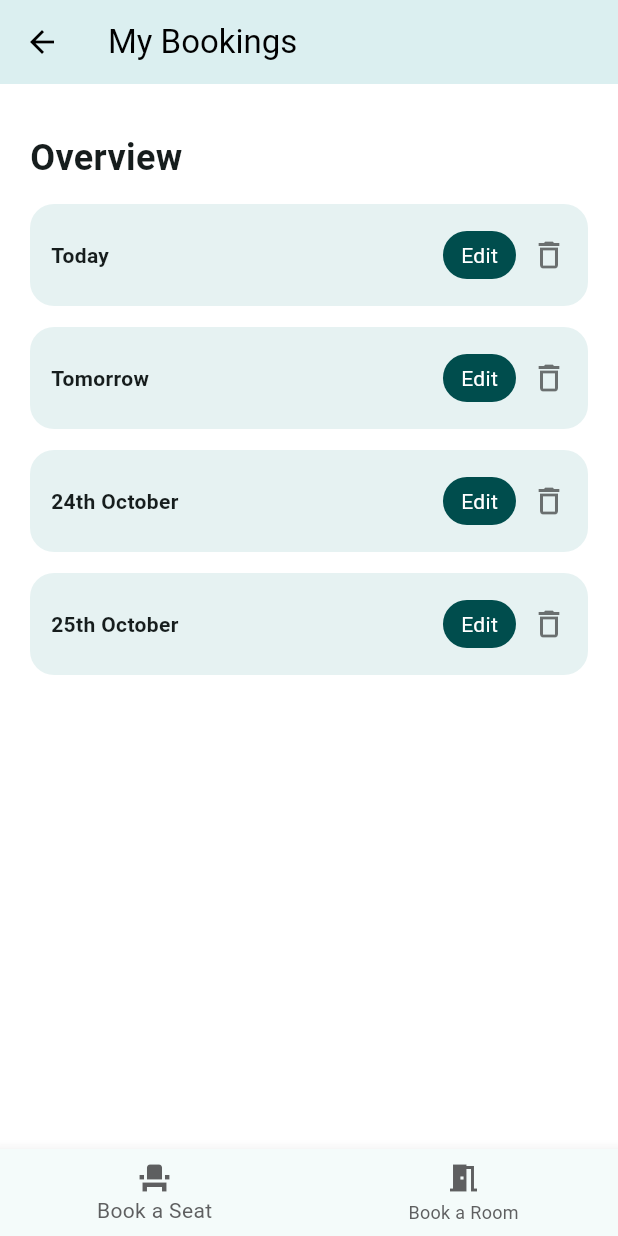
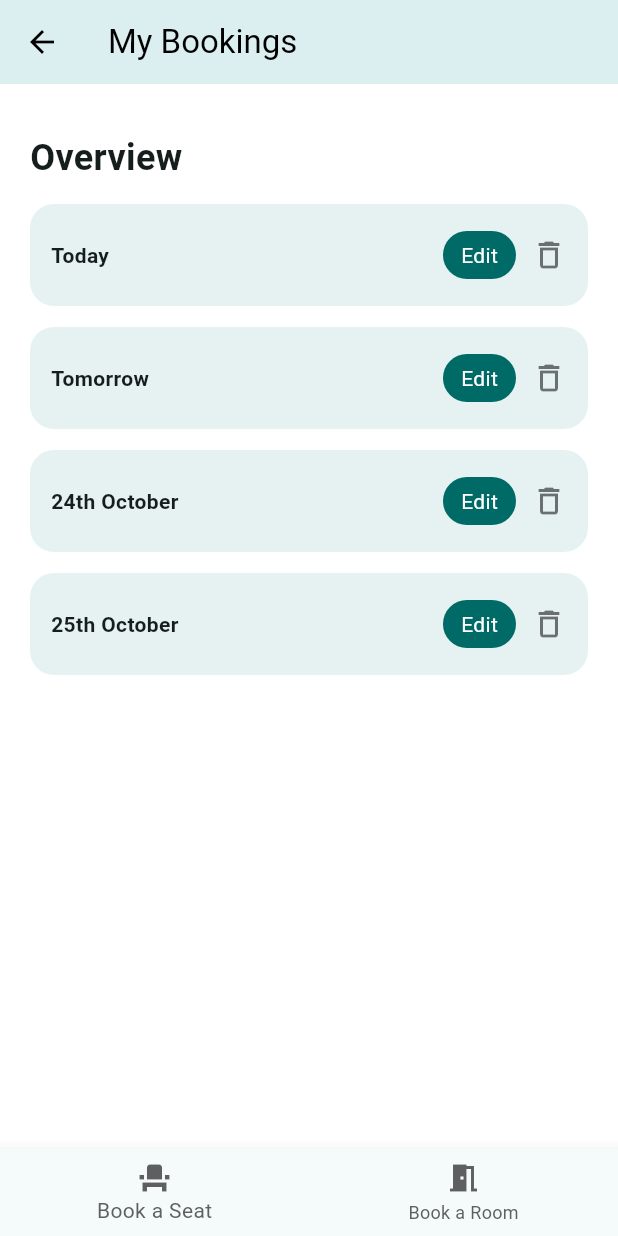
Before and after one commit to ITSSBackToSchool/echipa2-mobile, a Flutter app: the MyReservationsPage screen opened by its route, on a phone screen of 412 x 824 dp. Run offline on Flutter 3.47's test engine with Material 3 defaults, Android fonts, the phone set to English and light mode, and no system bars; Roboto replaces fonts that are missing (Poppins).

Commit message:
Update my_reservations_page.dart

```diff
--- a/lib/pages/my_reservations_page.dart
+++ b/lib/pages/my_reservations_page.dart
@@ -87,7 +87,7 @@ class _MyReservationsPageState extends State<MyReservationsPage> {
                                   Container(
                                     padding: const EdgeInsets.symmetric(horizontal: 12, vertical: 6),
                                     decoration: BoxDecoration(
-                                      color: const Color(0xFF004D4D),
+                                      color: const Color(0xFF006B66),
                                       borderRadius: BorderRadius.circular(20),
                                     ),
                                     child: const Text('Edit', style: TextStyle(color: Colors.white)),
```
